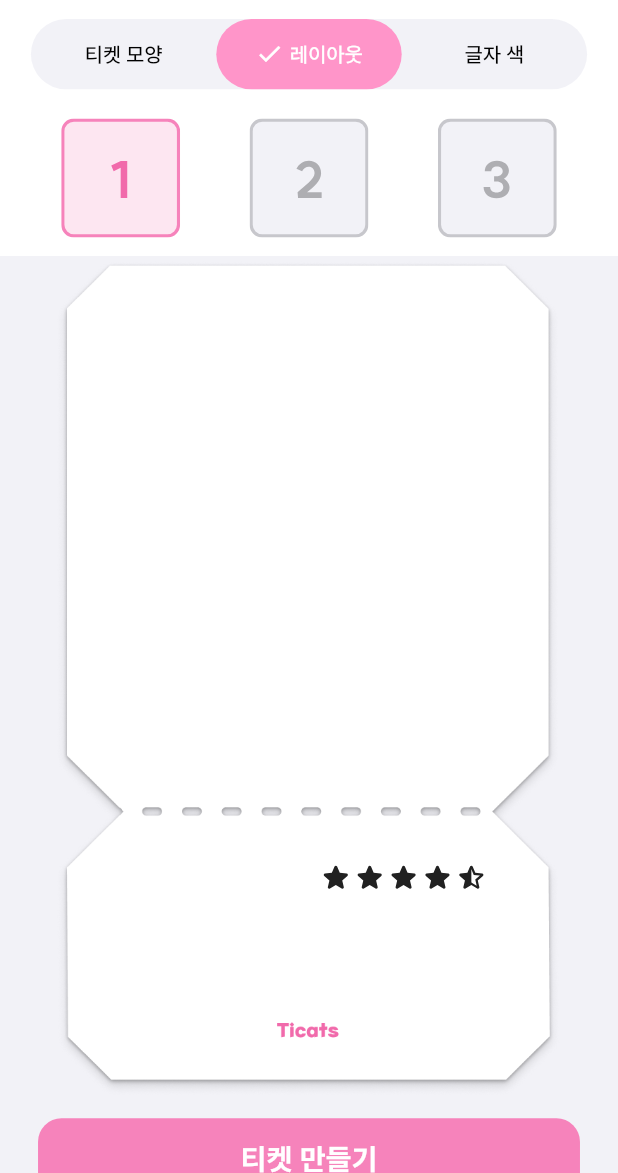
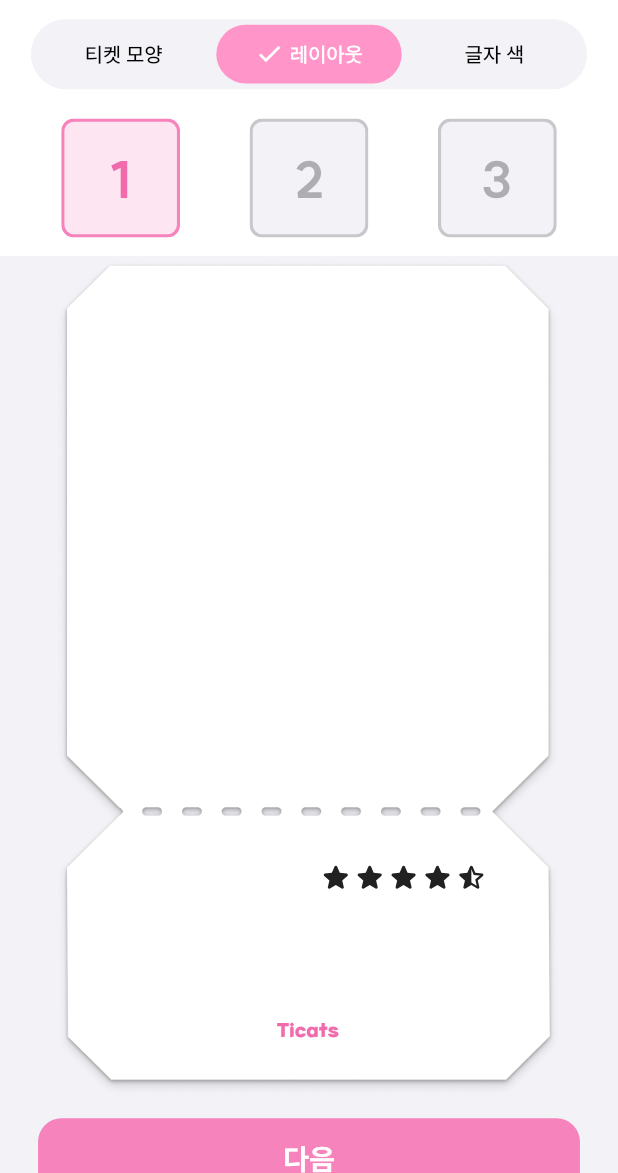
Before and after one commit to potenday-23/ticats_front_old, a Flutter app: the SelectTicketLayoutScreen screen opened directly, scrolled down 39 dp, after a tap on "다음", on a phone screen of 412 x 824 dp, the part 63-1236 px from its top. Run offline on Flutter 3.47's test engine with Material 2 defaults, Android fonts, the light colour scheme and no system bars; drawn by our look-alikes of flutter_toggle_tab; our stand-ins replace dio, flutter_dotenv, flutter_markdown, flutter_rating_bar, flutter_screenutil, flutter_secure_storage and 7 more; missing offline and left inert: kakao_flutter_sdk_user, the_apple_sign_in; accounts and stored records are empty; project files that could hold a hidden picture were left out.

Commit message:
refactor: 티켓 제작 화면에서 버튼 동작 변경
Signed-off-by: qwertycvb(HeeRyun, Jin <jins4218@gmail.com>

```diff
--- a/lib/presentation/main/view/select_ticket_layout_screen.dart
+++ b/lib/presentation/main/view/select_ticket_layout_screen.dart
@@ -38,8 +38,8 @@ class SelectTicketLayoutScreen extends GetView<MakeTicketController> {
                 marginSelected: controller.selectLayoutTabIndex.value == 0
                     ? EdgeInsets.fromLTRB(4.w, 4.h, 0, 4.h)
                     : controller.selectLayoutTabIndex.value == 1
-                        ? EdgeInsets.zero
-                        : EdgeInsets.fromLTRB(0.w, 4.h, 4.w, 4.h),
+                        ? EdgeInsets.fromLTRB(0, 4.h, 0, 4.h)
+                        : EdgeInsets.fromLTRB(0, 4.h, 4.w, 4.h),
                 labels: ["티켓 모양", "레이아웃", "글자 색"],
                 icons: [
                   controller.selectLayoutTabIndex.value == 0 ? Icons.check : null,
@@ -242,10 +242,14 @@ class _SelectTicketLayoutView extends GetView<MakeTicketController> {
                     ),
                     Padding(
                       padding: EdgeInsets.symmetric(horizontal: 24.w),
-                      child: TicketsButton(
-                        "티켓 만들기",
-                        onTap: () async => await showTicketsDialog(context),
-                        color: AppColor.primaryNormal,
+                      child: Obx(
+                        () => TicketsButton(
+                          controller.selectLayoutTabIndex == 1 ? "다음" : "티켓 만들기",
+                          onTap: controller.selectLayoutTabIndex == 1
+                              ? () => controller.selectLayoutTabIndex.value = 2
+                              : () async => await showTicketsDialog(context),
+                          color: AppColor.primaryNormal,
+                        ),
                       ),
                     ),
                     SizedBox(height: 16.h),
```
